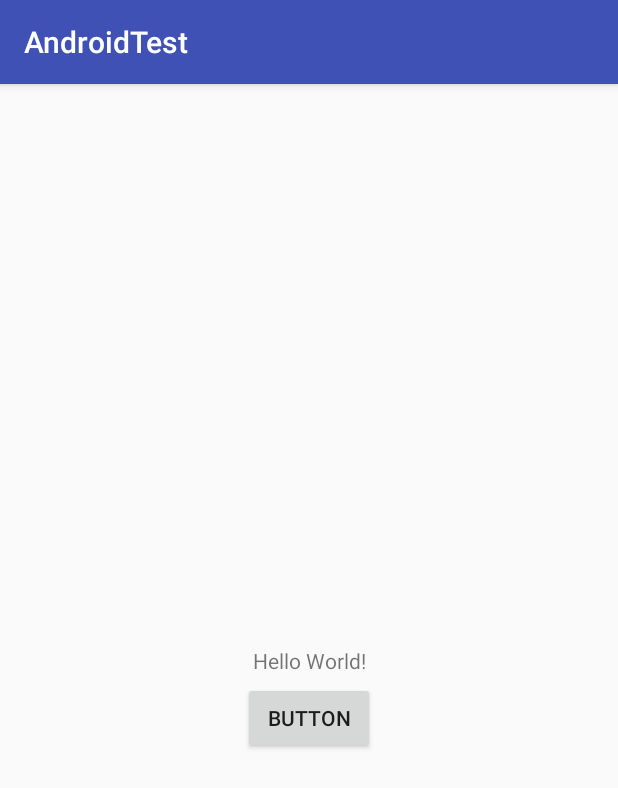
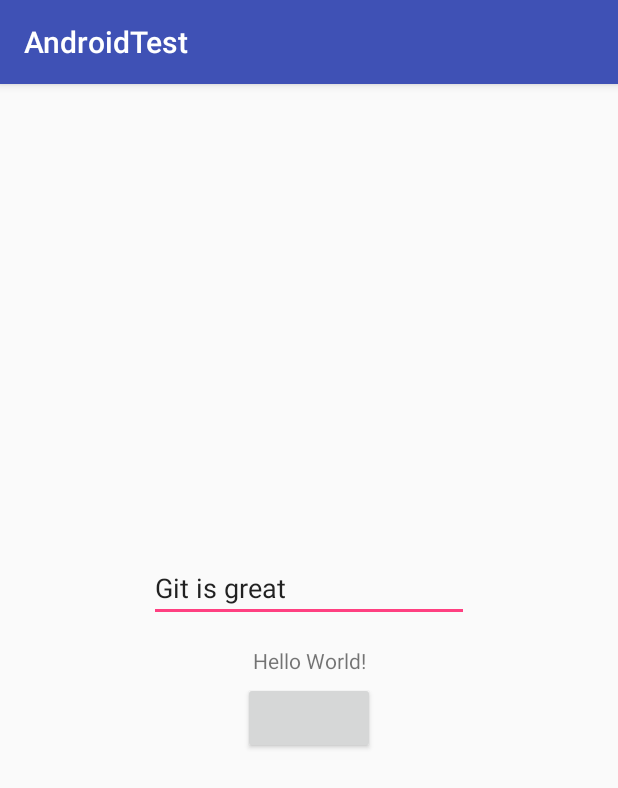
Before and after one commit to GaborMikusik/AndroidTest, an Android app: the screen it shows after launch (MainActivity), on a phone screen of 412 x 824 dp. Shown: the top 788 px of the screen. Run offline under Robolectric (Android 15) with nearby library versions, the phone set to English and light mode, and no system bars.

Commit message:
added a text field.

```diff
--- a/app/src/main/java/com/mikusikgmail/gabor/androidtest/MainActivity.kt
+++ b/app/src/main/java/com/mikusikgmail/gabor/androidtest/MainActivity.kt
@@ -9,5 +9,6 @@ class MainActivity : AppCompatActivity() {
         super.onCreate(savedInstanceState)
         setContentView(R.layout.activity_main)
         var occupation = "developer"
+        var name = "MilenaM"
     }
 }
--- a/app/src/main/res/layout/activity_main.xml
+++ b/app/src/main/res/layout/activity_main.xml
@@ -21,10 +21,22 @@
         android:layout_width="wrap_content"
         android:layout_height="wrap_content"
         android:layout_marginTop="24dp"
-        android:text="Button"
+        android:text="@string/button"
         app:layout_constraintEnd_toEndOf="parent"
         app:layout_constraintHorizontal_bias="0.5"
         app:layout_constraintStart_toStartOf="parent"
         app:layout_constraintTop_toTopOf="@+id/textView" />
 
+    <EditText
+        android:id="@+id/editText"
+        android:layout_width="wrap_content"
+        android:layout_height="wrap_content"
+        android:layout_marginBottom="16dp"
+        android:ems="10"
+        android:inputType="textPersonName"
+        android:text="Git is great"
+        app:layout_constraintBottom_toTopOf="@+id/textView"
+        app:layout_constraintLeft_toLeftOf="parent"
+        app:layout_constraintRight_toRightOf="parent" />
+
 </android.support.constraint.ConstraintLayout>
--- a/app/src/main/res/values/strings.xml
+++ b/app/src/main/res/values/strings.xml
@@ -1,3 +1,4 @@
 <resources>
     <string name="app_name">AndroidTest</string>
+    <string name="button" />
 </resources>
--- a/app/src/main/res/values/styles.xml
+++ b/app/src/main/res/values/styles.xml
@@ -1,7 +1,7 @@
 <resources>
 
     <!-- Base application theme. -->
-    <style name="AppTheme" parent="Theme.AppCompat.Light.DarkActionBar">
+    <style name="AppTheme" parent="Base.Theme.AppCompat.Light.DarkActionBar">
         <!-- Customize your theme here. -->
         <item name="colorPrimary">@color/colorPrimary</item>
         <item name="colorPrimaryDark">@color/colorPrimaryDark</item>
```
